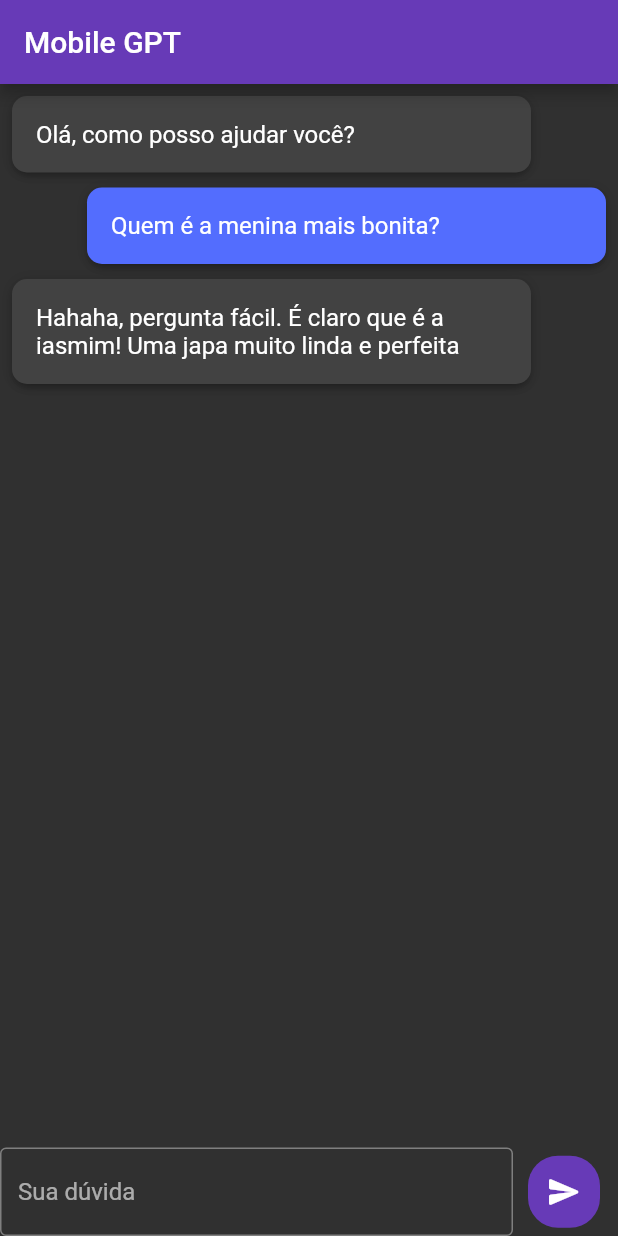
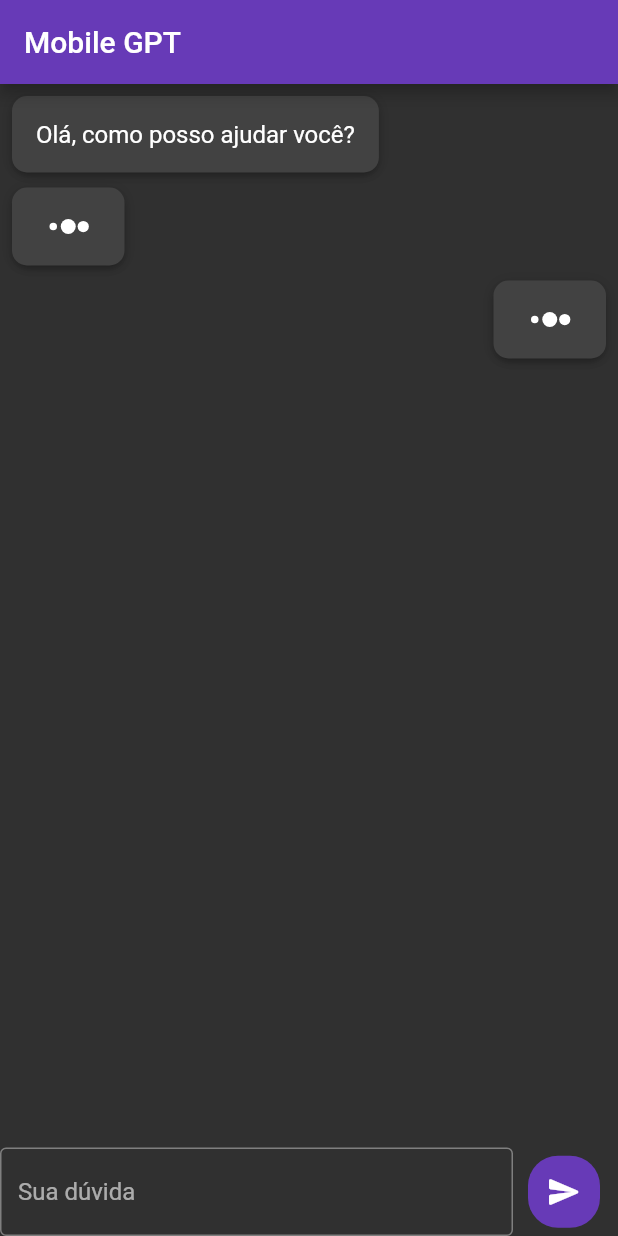
Before and after one commit to Vangeanc3/inteligence_artificial_app, a Flutter app: the screen it shows after launch, on a phone screen of 412 x 824 dp. Run offline on Flutter 3.47's test engine with Material 2 defaults, Android fonts, the phone set to English and light mode, and no system bars; our stand-ins replace flutter_spinkit.

Commit message:
add  form responsivel

```diff
--- a/lib/components/input_box_message.dart
+++ b/lib/components/input_box_message.dart
@@ -1,8 +1,15 @@
 import 'package:flutter/material.dart';
 import 'package:inteligence_artificial_app/themes/theme_colors.dart';
 
-class InputBoxMessage extends StatelessWidget {
+class InputBoxMessage extends StatefulWidget {
   const InputBoxMessage({super.key});
+
+  @override
+  State<InputBoxMessage> createState() => _InputBoxMessageState();
+}
+
+class _InputBoxMessageState extends State<InputBoxMessage> {
+  var msgController = TextEditingController();
 
   @override
   Widget build(BuildContext context) {
@@ -12,6 +19,14 @@
         children: [
           Flexible(
             child: TextFormField(
+              controller: msgController,
+              validator: (value) {
+                if (validarValor(value)) {
+                  return "Insira algum texto";
+                } else {
+                  return null;
+                }
+              },
               keyboardType: TextInputType.multiline,
               // expands: true,
               minLines: 1,
@@ -28,7 +43,9 @@
               ),
               child: IconButton(
                 icon: const Icon(Icons.send_rounded),
-                onPressed: () {},
+                onPressed: () {
+                  enviarMsg(msgController.text);
+                },
               ),
             ),
           ),
@@ -37,3 +54,14 @@
     );
   }
 }
+
+enviarMsg(String msg) {
+  print(msg);
+}
+
+bool validarValor(String? valor) {
+  if (valor != null && valor.isEmpty) {
+    return true;
+  }
+  return false;
+}
--- a/lib/screens/chat_gpt_screen/gpt_screen.dart
+++ b/lib/screens/chat_gpt_screen/gpt_screen.dart
@@ -16,8 +16,8 @@
     return Scaffold(
         appBar: AppBar(title: const Text("Mobile GPT")),
         body: Column(
-          children: const [
-            BodyMessages(),
+          children:  [
+            const BodyMessages(),
             InputBoxMessage(),
           ],
         ));
--- a/lib/screens/chat_gpt_screen/widgets/body_messages.dart
+++ b/lib/screens/chat_gpt_screen/widgets/body_messages.dart
@@ -1,4 +1,5 @@
 import 'package:flutter/material.dart';
+import 'package:flutter_spinkit/flutter_spinkit.dart';
 import '../../../components/box_card.dart';
 
 class BodyMessages extends StatelessWidget {
@@ -9,22 +10,48 @@
     return Flexible(
         child: ListView(
       padding: const EdgeInsets.all(8.0),
-      children: const [
-        Padding(
-          padding: EdgeInsets.only(right: 50, bottom: 10),
-          child: BoxCard(widget: Text("Olá, como posso ajudar você?")),
+      children: [
+        Row(
+          children: const [
+            LimitedBox(
+              maxWidth: 300,
+              child: Padding(
+                padding: EdgeInsets.only(right: 25, bottom: 10),
+                child: BoxCard(widget: Text("Olá, como posso ajudar você?")),
+              ),
+            ),
+          ],
         ),
-        Padding(
-          padding: EdgeInsets.only(left: 50, bottom: 10),
-          child: BoxCard(
-              color: Colors.indigoAccent,
-              widget: Text("Quem é a menina mais bonita?")),
+        Row(
+          children: const [
+            LimitedBox(
+              maxWidth: 125,
+              child: Padding(
+                padding: EdgeInsets.only(right: 50, bottom: 10),
+                child: BoxCard(
+                    widget: SpinKitThreeBounce(
+                  color: Colors.white,
+                  size: 20.0,
+                )),
+              ),
+            ),
+          ],
         ),
-        Padding(
-          padding: EdgeInsets.only(right: 50, bottom: 10),
-          child: BoxCard(
-              widget: Text(
-                  "Hahaha, pergunta fácil. É claro que é a iasmim! Uma japa muito linda e perfeita")),
+        Row(
+          mainAxisAlignment: MainAxisAlignment.end,
+          children: const [
+            LimitedBox(
+              maxWidth: 125,
+              child: Padding(
+                padding: EdgeInsets.only(left: 50, bottom: 10),
+                child: BoxCard(
+                    widget: SpinKitThreeBounce(
+                  color: Colors.white,
+                  size: 20.0,
+                )),
+              ),
+            ),
+          ],
         ),
       ],
     ));
--- a/lib/themes/theme_colors.dart
+++ b/lib/themes/theme_colors.dart
@@ -2,6 +2,7 @@
 
 class ThemeColors {
   static const MaterialColor primaryColor = Colors.deepPurple;
+  static const Color msgSendColor = Colors.indigoAccent;
   static const division = Color.fromRGBO(166, 166, 166, 1.0);
   static const List<Color> headerGradient = [
     Color.fromRGBO(103, 99, 234, 1.0),
--- a/pubspec.yaml
+++ b/pubspec.yaml
@@ -35,6 +35,8 @@
   # The following adds the Cupertino Icons font to your application.
   # Use with the CupertinoIcons class for iOS style icons.
   cupertino_icons: ^1.0.2
+  flutter_spinkit: ^5.1.0
+
 
 dev_dependencies:
   flutter_test:
```
Also changed, not shown: pubspec.lock.
